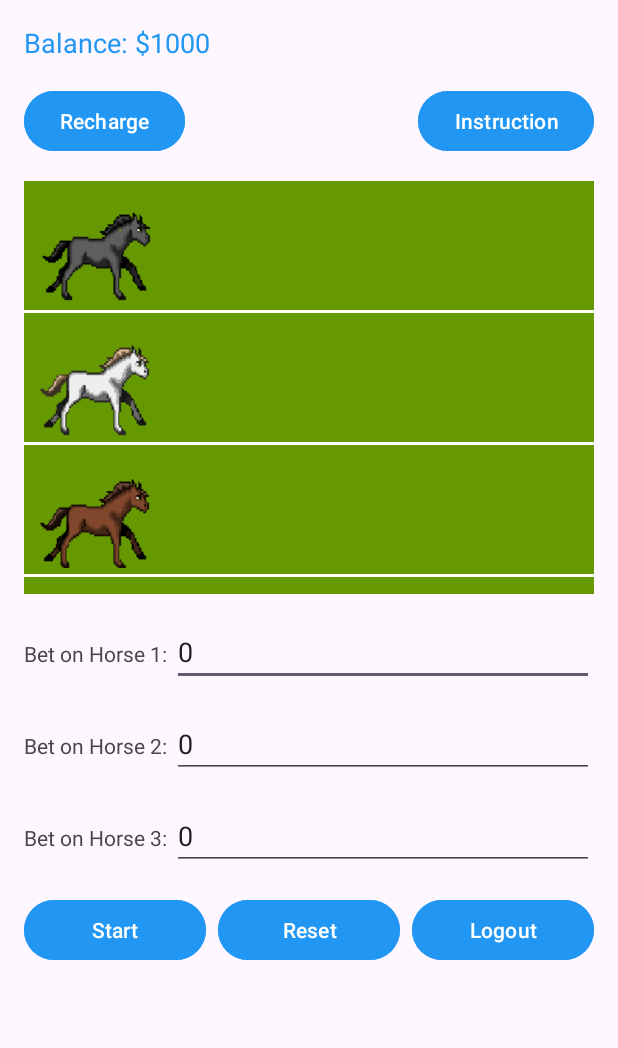
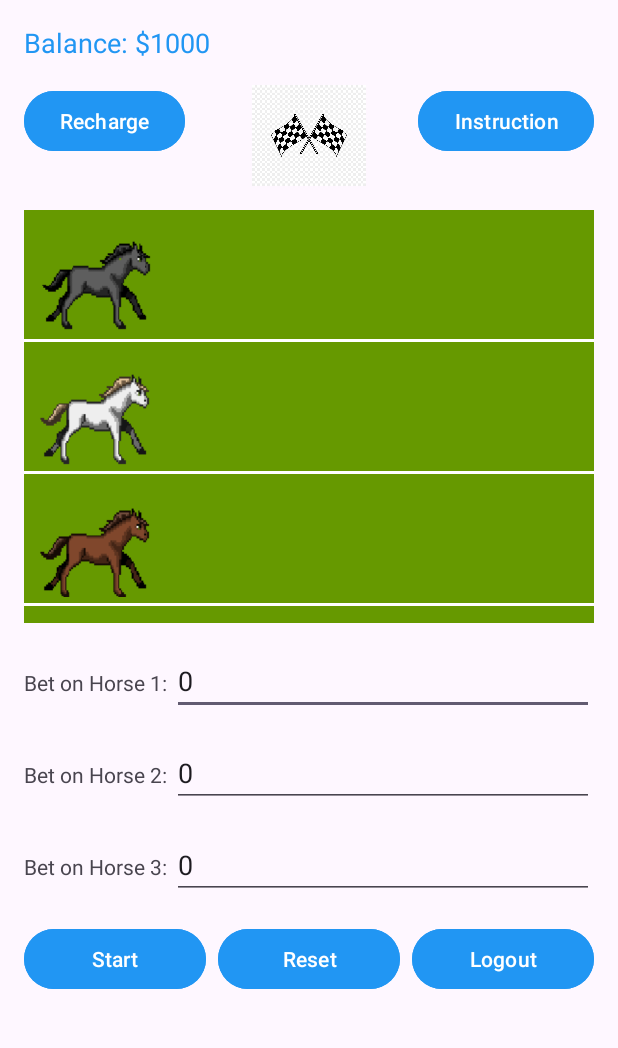
Before and after one commit to thangnguyen8520/HorseRacingGame, an Android app: the MainActivity screen opened directly, with no data from a screen before it, on a phone screen of 412 x 824 dp, the part 73-1121 px from its top. Run offline under Robolectric (Android 15) with nearby library versions, the phone set to English and light mode, and no system bars.

Commit message:
add flag.png

```diff
--- a/HorseRacingGame/app/src/main/res/layout/activity_main.xml
+++ b/HorseRacingGame/app/src/main/res/layout/activity_main.xml
@@ -25,28 +25,43 @@
 
     <RelativeLayout
         android:layout_width="match_parent"
-        android:layout_height="wrap_content"
+        android:layout_height="67dp"
         android:layout_marginTop="16dp">
 
         <Button
             android:id="@+id/btn_recharge"
             android:layout_width="wrap_content"
             android:layout_height="wrap_content"
+            android:layout_alignParentStart="true"
+            android:layout_alignParentLeft="true"
             android:backgroundTint="@color/blue_main"
             android:text="Recharge"
-            android:textColor="@android:color/white"
-            android:layout_alignParentStart="true"
-            android:layout_alignParentLeft="true"/>
+            android:textColor="@android:color/white" />
+
+        <ImageView
+            android:id="@+id/flagImage"
+            android:layout_width="match_parent"
+            android:layout_height="match_parent"
+            android:layout_alignParentEnd="true"
+            android:layout_marginEnd="0dp"
+            android:src="@drawable/flag" />  <!-- Replace with the actual name of your flag image -->
+        android:layout_toEndOf="@id/btn_recharge"
+        android:layout_toRightOf="@id/btn_recharge"
+        android:layout_toStartOf="@id/btn_instruction"
+        android:layout_toLeftOf="@id/btn_instruction"
+        android:layout_centerHorizontal="true"
+        android:layout_marginStart="8dp"
+        android:layout_marginEnd="8dp" />
 
         <Button
             android:id="@+id/btn_instruction"
             android:layout_width="wrap_content"
             android:layout_height="wrap_content"
+            android:layout_alignParentEnd="true"
+            android:layout_alignParentRight="true"
             android:backgroundTint="@color/blue_main"
             android:text="Instruction"
-            android:textColor="@android:color/white"
-            android:layout_alignParentEnd="true"
-            android:layout_alignParentRight="true"/>
+            android:textColor="@android:color/white" />
     </RelativeLayout>
 
     <RelativeLayout
```
